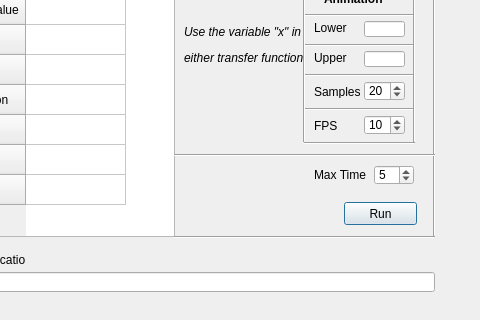
Old version of the form app_cw.ui in the repository Pathword/Ez_Controller_Public; both pictures show x 126 to 606 and y 418 to 738 of the 606 by 738 pixel window.
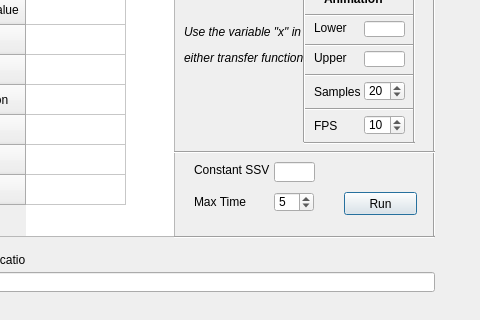
New version of the form.

Commit message:
Added constant steady state value
Root locus animation need max bounds finder

```diff
--- a/app_cw.ui
+++ b/app_cw.ui
@@ -27,7 +27,7 @@
    <property name="geometry">
     <rect>
      <x>470</x>
-     <y>620</y>
+     <y>610</y>
      <width>73</width>
      <height>23</height>
     </rect>
@@ -195,8 +195,8 @@
   <widget class="QSpinBox" name="spinBox_1">
    <property name="geometry">
     <rect>
-     <x>500</x>
-     <y>583</y>
+     <x>400</x>
+     <y>610</y>
      <width>40</width>
      <height>20</height>
     </rect>
@@ -211,8 +211,8 @@
   <widget class="QLabel" name="label_7">
    <property name="geometry">
     <rect>
-     <x>440</x>
-     <y>583</y>
+     <x>320</x>
+     <y>610</y>
      <width>61</width>
      <height>20</height>
     </rect>
@@ -607,7 +607,7 @@
    <property name="geometry">
     <rect>
      <x>300</x>
-     <y>563</y>
+     <y>560</y>
      <width>261</width>
      <height>20</height>
     </rect>
@@ -853,6 +853,29 @@
     </rect>
    </property>
   </widget>
+  <widget class="QLabel" name="label_16">
+   <property name="geometry">
+    <rect>
+     <x>320</x>
+     <y>580</y>
+     <width>81</width>
+     <height>16</height>
+    </rect>
+   </property>
+   <property name="text">
+    <string>Constant SSV</string>
+   </property>
+  </widget>
+  <widget class="QLineEdit" name="lineEdit_ssv">
+   <property name="geometry">
+    <rect>
+     <x>400</x>
+     <y>580</y>
+     <width>41</width>
+     <height>20</height>
+    </rect>
+   </property>
+  </widget>
  </widget>
  <resources/>
  <connections/>
```
The commit also changes 2 other files.
